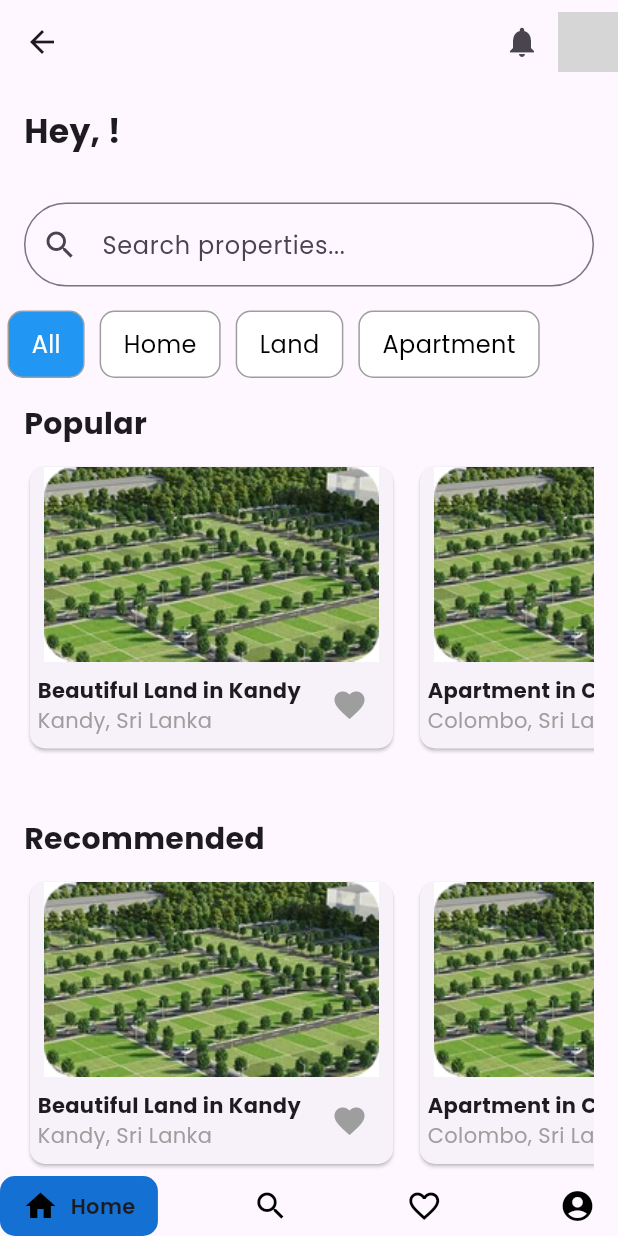
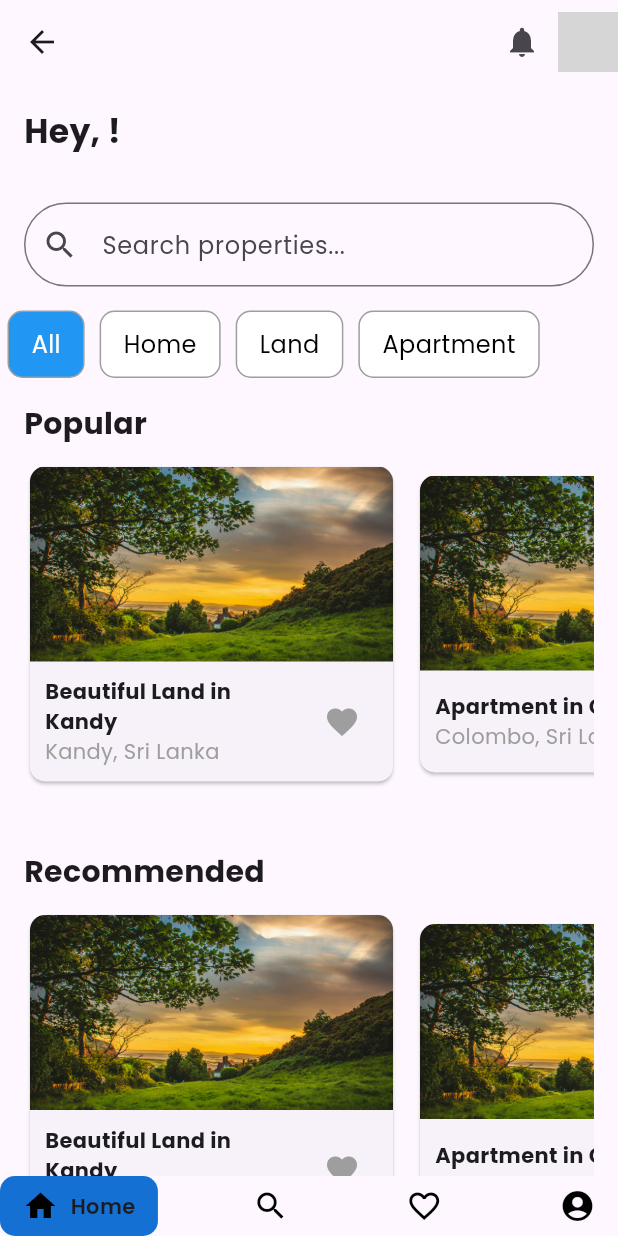
Before and after one commit to Harindu-Karunathilake/Easy-Idama, a Flutter app: the HomePage screen opened directly, on a phone screen of 412 x 824 dp. Run offline on Flutter 3.47's test engine with Material 3 defaults, Android fonts, the phone set to English and light mode, and no system bars; drawn by our look-alikes of google_nav_bar; our stand-ins replace cloud_firestore, firebase_auth, firebase_core, flutter_secure_storage, smooth_page_indicator; accounts and stored records are empty; grey boxes are pictures that could not be loaded.

Commit message:
fix card image

```diff
--- a/lib/pages/head_parts.dart
+++ b/lib/pages/head_parts.dart
@@ -262,9 +262,12 @@ class _HeaderPartsState extends State<HeaderParts> {
             shape: RoundedRectangleBorder(borderRadius: BorderRadius.circular(10)),
             child: Column(
               children: [
-                Image.asset(property["image"]!, height: 130, fit:BoxFit.fill),
+                ClipRRect(
+                  borderRadius: BorderRadius.vertical(top: Radius.circular(10)),
+                  child: Image.asset(property["image"]!, height: 130, width:400, fit: BoxFit.cover),
+                ),
                 Padding(
-                  padding: EdgeInsets.all(5),
+                  padding: EdgeInsets.all(10),
                   child: Row(
                     mainAxisAlignment: MainAxisAlignment.spaceBetween,
                     children: [
```
Also changed, not shown: assets/land.jpg.
